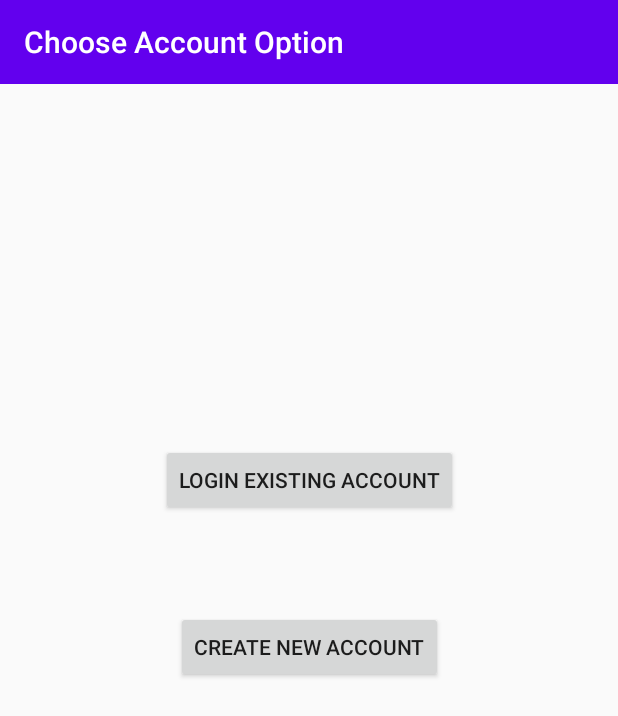
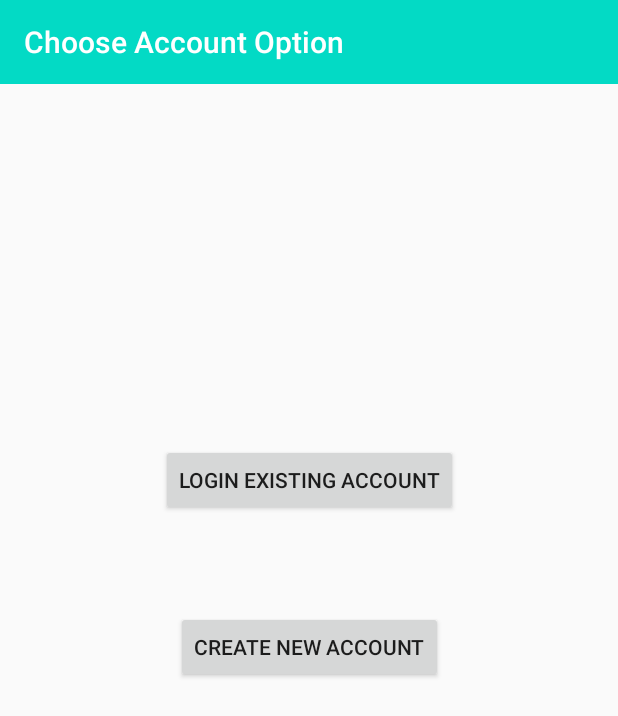
Before and after one commit to GameOnAnil/ChatAppProject, an Android app: the screen it shows after launch (ChoiceActivity), on a phone screen of 412 x 824 dp. Shown: the top 716 px of the screen. Run offline under Robolectric (Android 15) with nearby library versions, the phone set to English and light mode, and no system bars; our stand-ins replace Firebase (no records; nobody signed in at launch, a user with empty details on screens opened directly).

```diff
--- a/app/src/main/java/com/example/chatappproject/MainActivity.java
+++ b/app/src/main/java/com/example/chatappproject/MainActivity.java
@@ -1,11 +1,15 @@
 package com.example.chatappproject;
 
+import androidx.annotation.NonNull;
 import androidx.appcompat.app.AppCompatActivity;
 import androidx.appcompat.widget.Toolbar;
 
 import android.content.Intent;
 import android.os.Bundle;
 import android.util.Log;
+import android.view.Menu;
+import android.view.MenuInflater;
+import android.view.MenuItem;
 
 import com.google.firebase.auth.FirebaseAuth;
 import com.google.firebase.auth.FirebaseUser;
@@ -41,4 +45,25 @@ public class MainActivity extends AppCompatActivity {
         }
 
     }
+
+    @Override
+    public boolean onCreateOptionsMenu(Menu menu) {
+        MenuInflater inflater = new MenuInflater(this);
+        inflater.inflate(R.menu.main_menu,menu);
+        return true;
+    }
+
+    @Override
+    public boolean onOptionsItemSelected(@NonNull MenuItem item) {
+        switch (item.getItemId()){
+            case R.id.item_logout:
+                FirebaseAuth.getInstance().signOut();
+                Intent intent = new Intent(MainActivity.this,ChoiceActivity.class);
+                startActivity(intent);
+                return true;
+            default:
+                return super.onOptionsItemSelected(item);
+        }
+
+    }
 }
--- /dev/null
+++ b/app/src/main/res/menu/main_menu.xml
@@ -0,0 +1,9 @@
+<?xml version="1.0" encoding="utf-8"?>
+<menu xmlns:app="http://schemas.android.com/apk/res-auto"
+    xmlns:android="http://schemas.android.com/apk/res/android">
+
+    <item
+        android:id="@+id/item_logout"
+        android:title="Log out"
+        app:showAsAction="never" />
+</menu>
--- a/app/src/main/res/values/colors.xml
+++ b/app/src/main/res/values/colors.xml
@@ -1,6 +1,6 @@
 <?xml version="1.0" encoding="utf-8"?>
 <resources>
-    <color name="colorPrimary">#6200EE</color>
-    <color name="colorPrimaryDark">#3700B3</color>
+    <color name="colorPrimary">@color/colorAccent</color>
+    <color name="colorPrimaryDark">@color/colorAccent</color>
     <color name="colorAccent">#03DAC5</color>
 </resources>
```
Also changed, not shown: app/src/main/java/com/example/chatappproject/LogInPage.java (+85 -0 lines), app/src/main/java/com/example/chatappproject/SignUpPage.java (+38 -2 lines).
